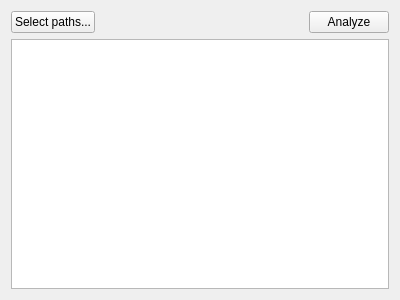
KDE/kdev-krazy2, file krazy2view.ui: the form before one commit.
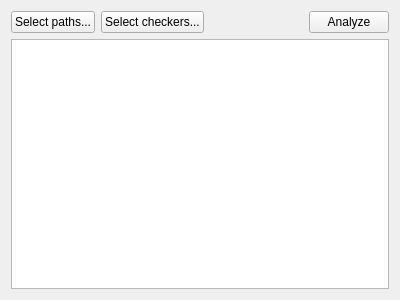
The form after the commit. Custom widgets are drawn as their Qt base class.

Commit message:
Add selection of checkers to run.
Before, only the default Krazy2 checkers were run. Now, it can be
selected the checkers to run.

If the dialog to select the checkers is shown before the checkers were
initialized, the job to initialze the checkers will be started and the
dialog will be updated once the checkers are initialized.

```diff
--- a/krazy2view.ui
+++ b/krazy2view.ui
@@ -28,6 +28,20 @@
        </property>
       </widget>
      </item>
+     <item>
+      <widget class="KPushButton" name="selectCheckersButton">
+       <property name="whatsThis">
+        <string comment="@info:whatsthis">&lt;para&gt;Sets the checkers that will be executed.&lt;/para&gt;
+
+&lt;para&gt;If the analysis is started before selecting the checkers the default checkers will be used (that is, all the normal checkers, but no extra checker).&lt;/para&gt;
+
+&lt;para&gt;The first time the dialog to select the checkers is shown the checker lists will be disabled (unless an analysis has already been performed). It will take some seconds until the available checkers are got from Krazy2 and the lists enabled.&lt;/para&gt;</string>
+       </property>
+       <property name="text">
+        <string comment="@action:button">Select checkers...</string>
+       </property>
+      </widget>
+     </item>
      <item>
       <spacer name="horizontalSpacer">
        <property name="orientation">
```
The commit also changes 14 other files.
